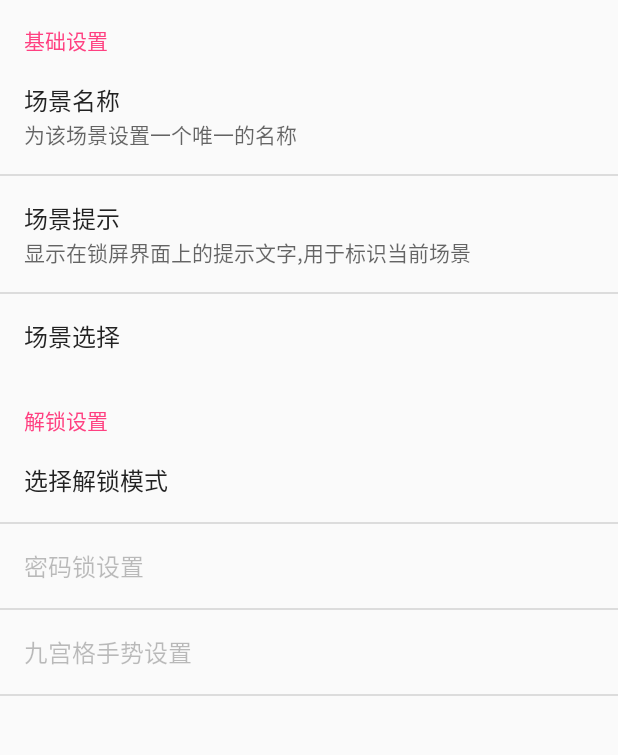
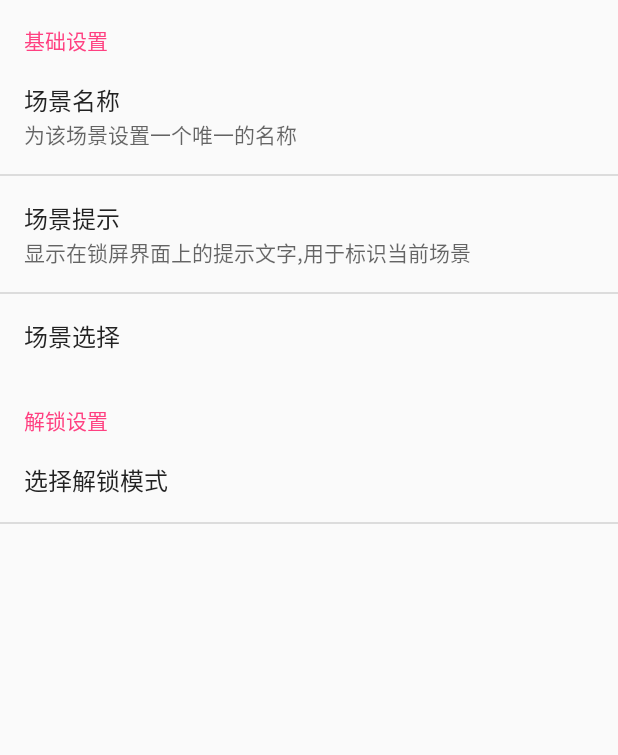
Before and after one commit to GSIL-Monitor/SuperScreenLock, an Android app: the fragment EnvEditFragment placed in its activity, on a phone screen of 412 x 824 dp, the part 84-839 px from its top. Run offline under Robolectric (Android 15) with nearby library versions, the phone set to English and light mode, and no system bars.

Commit message:
修改解锁设置菜单

```diff
--- a/app/src/main/res/xml/env_edit.xml
+++ b/app/src/main/res/xml/env_edit.xml
@@ -31,12 +31,6 @@
             android:key="KEY_ENV_LOCK_TYPE"
             android:title="选择解锁模式" />
 
-        <EditTextPreference
-            android:enabled="false"
-            android:title="密码锁设置" />
-        <EditTextPreference
-            android:enabled="false"
-            android:title="九宫格手势设置" />
     </PreferenceCategory>
 
 </PreferenceScreen>
```
